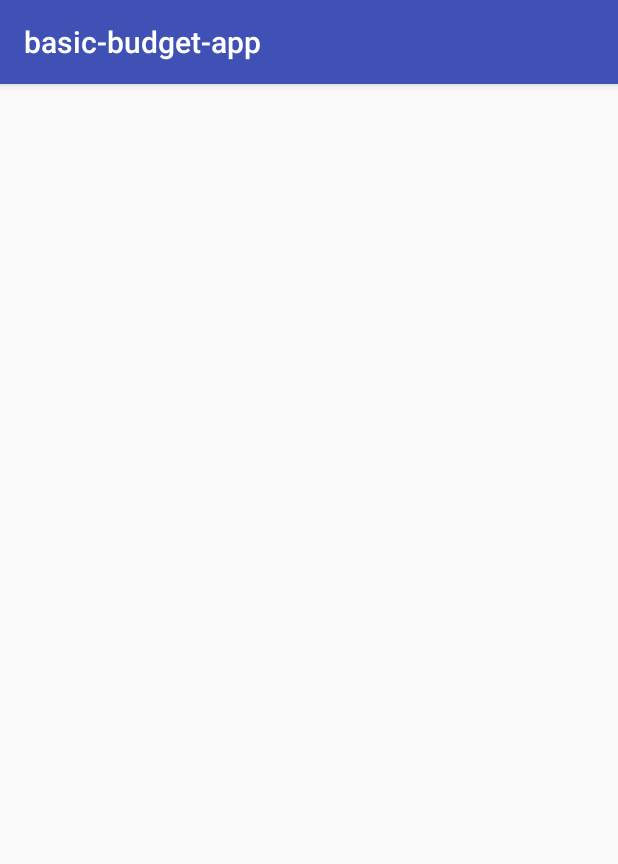
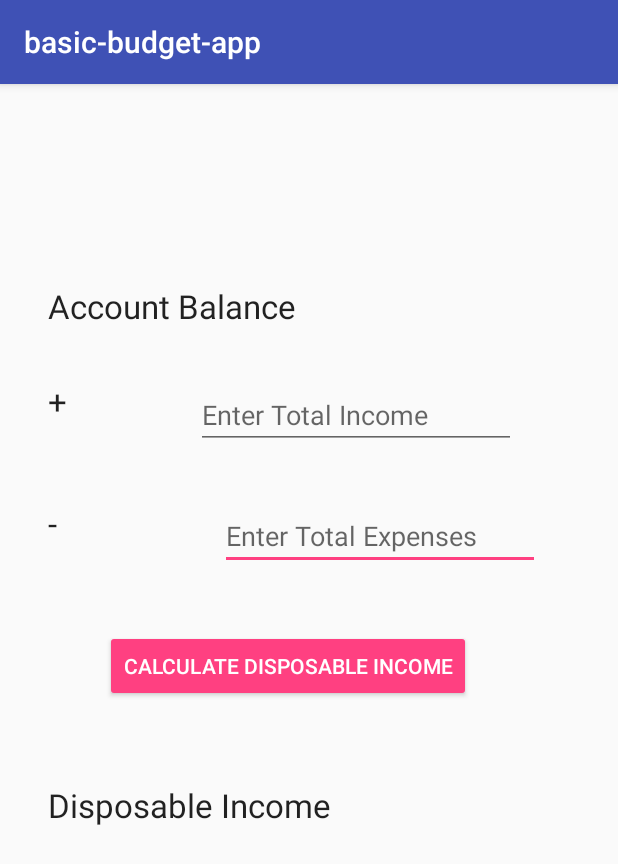
Before and after one commit to cprock/simpleBudgetApp, an Android app: the ViewBudget screen opened directly, with no data from a screen before it, on a phone screen of 412 x 824 dp. Shown: the top 864 px of the screen. Run offline under Robolectric (Android 15) with nearby library versions, the phone set to English and light mode, and no system bars.

Commit message:
implemented view budget screen; needs ui fixes

```diff
--- a/app/src/main/AndroidManifest.xml
+++ b/app/src/main/AndroidManifest.xml
@@ -29,6 +29,7 @@
             android:name=".HomeScreen"
             android:parentActivityName=".LoginActivity">
 
+
         </activity>
         <activity android:name=".ViewBudget" />
         <activity android:name=".ImportGoogle" />
--- a/app/src/main/java/com/example/tanishka/basic_budget_app/UpdateBalance.java
+++ b/app/src/main/java/com/example/tanishka/basic_budget_app/UpdateBalance.java
@@ -72,7 +72,6 @@ public class UpdateBalance extends AppCompatActivity {
                 //for testing purposes: decryptText(ALIAS, encryptor);
 
                 goToViewBudget(accountBalance);
-
             }
         });
     }
--- a/app/src/main/java/com/example/tanishka/basic_budget_app/ViewBudget.java
+++ b/app/src/main/java/com/example/tanishka/basic_budget_app/ViewBudget.java
@@ -1,8 +1,13 @@
 package com.example.tanishka.basic_budget_app;
 
 import android.content.Intent;
+import android.graphics.Color;
 import android.support.v7.app.AppCompatActivity;
 import android.os.Bundle;
+import android.view.View;
+import android.widget.Button;
+import android.widget.EditText;
+import android.widget.TextView;
 
 public class ViewBudget extends AppCompatActivity {
 
@@ -13,6 +18,37 @@ public class ViewBudget extends AppCompatActivity {
         Intent intent = getIntent();
         String account_balance = intent.getStringExtra(UpdateBalance.BALANCE);
 
-        Double balance = Double.parseDouble(account_balance);
+
+        final TextView balanceTextView = (TextView) findViewById(R.id.bal);
+        balanceTextView.setText(account_balance);
+
+        final EditText  editIncome = (EditText) findViewById(R.id.income_input);
+        final EditText  editExpense = (EditText) findViewById(R.id.expense_input);
+
+        final TextView spendingMoney = (TextView) findViewById(R.id.budget);
+        Button calculateSpendingMoney = (Button) findViewById(R.id.calculate_budget);
+
+        calculateSpendingMoney.setOnClickListener(new View.OnClickListener() {
+            @Override
+            public void onClick(View v) {
+                Double balance = Double.parseDouble(balanceTextView.getText().toString());
+                Double income = Double.parseDouble(editIncome.getText().toString());;
+                Double expenses = Double.parseDouble(editExpense.getText().toString());;;
+
+                Double moneyToSpend = balance + income - expenses;
+
+                if (moneyToSpend >= 0){
+                    spendingMoney.setText(moneyToSpend.toString());
+                    spendingMoney.setTextColor(Color.GREEN);
+                } else {
+                    spendingMoney.setText(moneyToSpend.toString());
+                    spendingMoney.setTextColor(Color.RED);
+                }
+
+
+
+
+            }
+        });
     }
 }
--- a/app/src/main/res/layout/activity_view_budget.xml
+++ b/app/src/main/res/layout/activity_view_budget.xml
@@ -6,4 +6,117 @@
     android:layout_height="match_parent"
     tools:context="com.example.tanishka.basic_budget_app.ViewBudget">
 
+    <TextView
+        android:id="@+id/budget"
+        android:layout_width="wrap_content"
+        android:layout_height="wrap_content"
+        android:layout_marginEnd="88dp"
+        android:layout_marginStart="67dp"
+        android:layout_marginTop="384dp"
+        android:textAppearance="@android:style/TextAppearance.Material.Medium"
+        app:layout_constraintEnd_toEndOf="parent"
+        app:layout_constraintStart_toEndOf="@+id/budget_label"
+        app:layout_constraintTop_toTopOf="parent" />
+
+    <EditText
+        android:id="@+id/expense_input"
+        android:layout_width="wrap_content"
+        android:layout_height="wrap_content"
+        android:layout_marginEnd="52dp"
+        android:layout_marginTop="35dp"
+        android:ems="10"
+        android:hint="@string/expenses"
+        android:inputType="number|numberDecimal"
+        app:layout_constraintEnd_toEndOf="parent"
+        app:layout_constraintTop_toBottomOf="@+id/income_input" />
+
+    <TextView
+        android:id="@+id/minus"
+        android:layout_width="wrap_content"
+        android:layout_height="wrap_content"
+        android:layout_marginStart="32dp"
+        android:layout_marginTop="52dp"
+        android:text="@string/minus"
+        android:textAppearance="@android:style/TextAppearance.Material.Large"
+        app:layout_constraintStart_toStartOf="parent"
+        app:layout_constraintTop_toBottomOf="@+id/plus" />
+
+    <TextView
+        android:id="@+id/bal_label"
+        android:layout_width="197dp"
+        android:layout_height="31dp"
+        android:layout_marginBottom="440dp"
+        android:layout_marginStart="32dp"
+        android:layout_marginTop="52dp"
+        android:layout_weight="1"
+        android:text="@string/budget_bal"
+        android:textAppearance="@android:style/TextAppearance.Material.Large"
+        app:layout_constraintBottom_toBottomOf="parent"
+        app:layout_constraintStart_toStartOf="parent"
+        app:layout_constraintTop_toTopOf="parent"
+        app:layout_constraintVertical_bias="0.333" />
+
+    <TextView
+        android:id="@+id/budget_label"
+        android:layout_width="197dp"
+        android:layout_height="31dp"
+        android:layout_marginStart="32dp"
+        android:layout_marginTop="54dp"
+        android:layout_weight="1"
+        android:text="@string/disp_income"
+        android:textAppearance="@android:style/TextAppearance.Material.Large"
+        app:layout_constraintStart_toStartOf="parent"
+        app:layout_constraintTop_toBottomOf="@+id/calculate_budget" />
+
+    <TextView
+        android:id="@+id/bal"
+        android:layout_width="wrap_content"
+        android:layout_height="0dp"
+        android:layout_marginEnd="53dp"
+        android:layout_marginStart="28dp"
+        android:layout_marginTop="54dp"
+        android:textAppearance="@android:style/TextAppearance.Material.Medium"
+        app:layout_constraintEnd_toEndOf="parent"
+        app:layout_constraintStart_toEndOf="@+id/bal_label"
+        app:layout_constraintTop_toTopOf="parent" />
+
+    <EditText
+        android:id="@+id/income_input"
+        android:layout_width="wrap_content"
+        android:layout_height="wrap_content"
+        android:layout_marginEnd="53dp"
+        android:layout_marginStart="71dp"
+        android:layout_marginTop="33dp"
+        android:ems="10"
+        android:hint="@string/income"
+        android:inputType="number|numberDecimal"
+        app:layout_constraintEnd_toEndOf="parent"
+        app:layout_constraintStart_toEndOf="@+id/plus"
+        app:layout_constraintTop_toBottomOf="@+id/bal_label" />
+
+    <TextView
+        android:id="@+id/plus"
+        android:layout_width="wrap_content"
+        android:layout_height="wrap_content"
+        android:layout_marginStart="32dp"
+        android:layout_marginTop="32dp"
+        android:text="@string/plus"
+        android:textAppearance="@android:style/TextAppearance.Material.Large"
+        app:layout_constraintStart_toStartOf="parent"
+        app:layout_constraintTop_toBottomOf="@+id/bal_label" />
+
+    <Button
+        android:id="@+id/calculate_budget"
+        style="@style/Widget.AppCompat.Button.Colored"
+        android:layout_width="wrap_content"
+        android:layout_height="wrap_content"
+        android:layout_marginEnd="70dp"
+        android:layout_marginStart="70dp"
+        android:layout_marginTop="40dp"
+        android:text="@string/calculate"
+        app:layout_constraintEnd_toEndOf="parent"
+        app:layout_constraintHorizontal_bias="0.0"
+        app:layout_constraintStart_toStartOf="parent"
+        app:layout_constraintTop_toBottomOf="@+id/expense_input" />
+
 </android.support.constraint.ConstraintLayout>
--- a/app/src/main/res/values/strings.xml
+++ b/app/src/main/res/values/strings.xml
@@ -28,4 +28,14 @@
     <string name="bank_account_num">Enter your bank account number</string>
 
 
+    <!-- Strings related to view-budget screen -->
+    <string name="budget_bal">Account Balance</string>
+    <string name="plus">+</string>
+    <string name="income">Enter Total Income</string>
+    <string name="minus">-</string>
+    <string name="expenses">Enter Total Expenses</string>
+    <string name="disp_income">Disposable Income</string>
+    <string name="calculate">Calculate Disposable Income</string>
+
+
 </resources>
```
